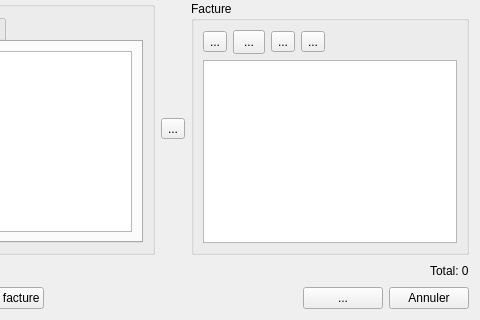
Qt form src/dialoginvoice.ui (cfdev/mcercle) before a commit; both pictures show x 155 to 635 and y 164 to 484 of the 635 by 484 pixel window.
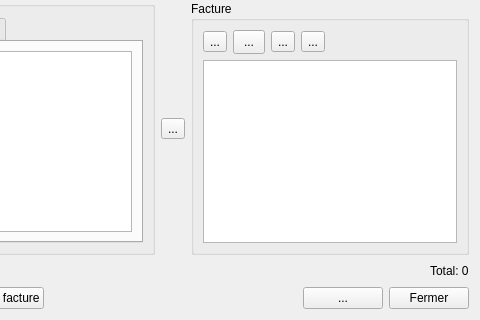
The same form after that commit. Icons and pictures are not drawn.

Commit message: Changement de fonctionnement sur la dialogInvoice, il est maintenant possible d'imprimer après avoir créée ou modifé la facture (pas de fermeture de dialog brutal) ajout d'un bouton "FERMER".

Patch:
```diff
--- a/src/dialoginvoice.ui
+++ b/src/dialoginvoice.ui
@@ -533,11 +533,7 @@
      <item>
       <widget class="QPushButton" name="pushButton_cancel">
        <property name="text">
-        <string>Annuler</string>
-       </property>
-       <property name="icon">
-        <iconset resource="../ressources.qrc">
-         <normaloff>:/app/quit</normaloff>:/app/quit</iconset>
+        <string>Fermer</string>
        </property>
        <property name="autoDefault">
         <bool>false</bool>
```
Left out of the diff: 6 changed lines with no effect on the pictures. The commit also changes 2 other files.
